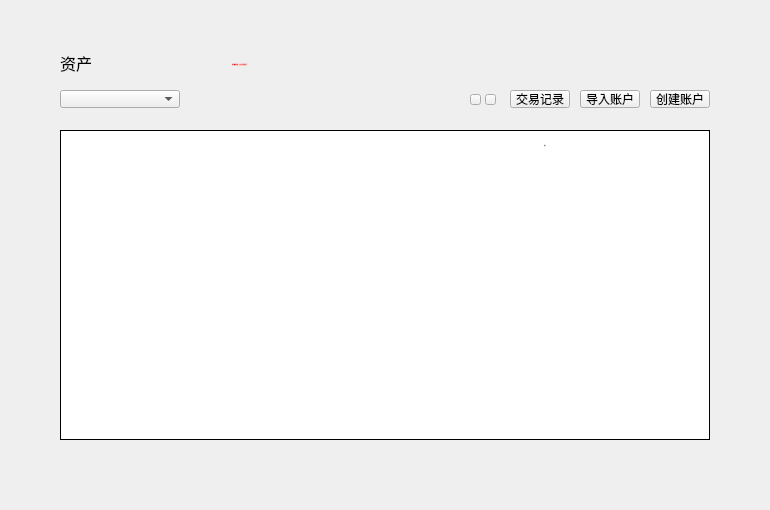
Qt form LNKWallet/mainpage.ui (HcashOrg/hx-indicator) before a commit.
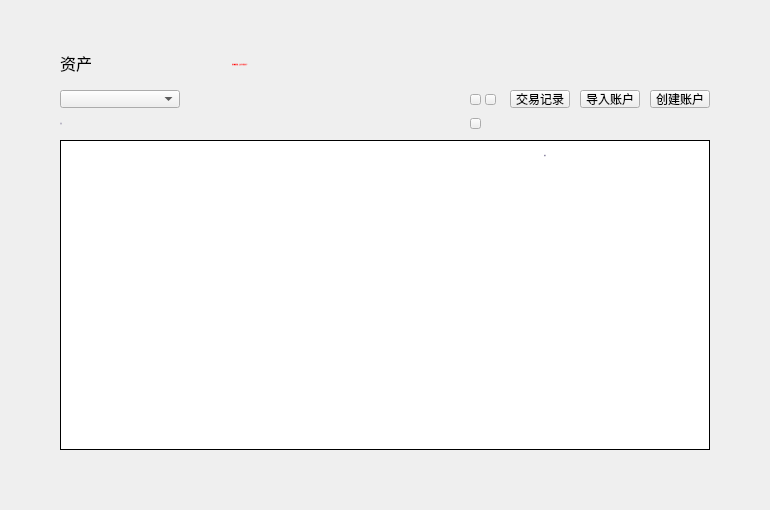
The same form after that commit. Icons and pictures are not drawn.

What changed in the file:
```diff
--- a/LNKWallet/mainpage.ui
+++ b/LNKWallet/mainpage.ui
@@ -82,7 +82,7 @@
    <property name="geometry">
     <rect>
      <x>60</x>
-     <y>130</y>
+     <y>140</y>
      <width>650</width>
      <height>310</height>
     </rect>
@@ -271,9 +271,9 @@
   <widget class="QLabel" name="addressLabel">
    <property name="geometry">
     <rect>
-     <x>200</x>
+     <x>190</x>
      <y>90</y>
-     <width>260</width>
+     <width>270</width>
      <height>18</height>
     </rect>
    </property>
@@ -296,6 +296,9 @@
    <property name="scaledContents">
     <bool>true</bool>
    </property>
+   <property name="alignment">
+    <set>Qt::AlignRight|Qt::AlignTrailing|Qt::AlignVCenter</set>
+   </property>
    <property name="textInteractionFlags">
     <set>Qt::TextSelectableByMouse</set>
    </property>
@@ -328,7 +331,7 @@
    <property name="geometry">
     <rect>
      <x>380</x>
-     <y>130</y>
+     <y>140</y>
      <width>330</width>
      <height>30</height>
     </rect>
@@ -423,6 +426,97 @@
     <bool>false</bool>
    </property>
   </widget>
+  <widget class="QLabel" name="pubKeyLabel">
+   <property name="geometry">
+    <rect>
+     <x>110</x>
+     <y>114</y>
+     <width>350</width>
+     <height>20</height>
+    </rect>
+   </property>
+   <property name="font">
+    <font>
+     <family>微软雅黑</family>
+     <pointsize>-1</pointsize>
+     <weight>50</weight>
+     <italic>false</italic>
+     <bold>false</bold>
+    </font>
+   </property>
+   <property name="styleSheet">
+    <string notr="true">QLabel{color: rgb(137,129,161);font: 11px &quot;微软雅黑&quot;;}
+</string>
+   </property>
+   <property name="text">
+    <string/>
+   </property>
+   <property name="scaledContents">
+    <bool>true</bool>
+   </property>
+   <property name="alignment">
+    <set>Qt::AlignRight|Qt::AlignTrailing|Qt::AlignVCenter</set>
+   </property>
+   <property name="textInteractionFlags">
+    <set>Qt::TextSelectableByMouse</set>
+   </property>
+  </widget>
+  <widget class="QToolButton" name="copyBtn2">
+   <property name="geometry">
+    <rect>
+     <x>470</x>
+     <y>118</y>
+     <width>11</width>
+     <height>11</height>
+    </rect>
+   </property>
+   <property name="font">
+    <font>
+     <family>微软雅黑</family>
+    </font>
+   </property>
+   <property name="cursor">
+    <cursorShape>PointingHandCursor</cursorShape>
+   </property>
+   <property name="focusPolicy">
+    <enum>Qt::NoFocus</enum>
+   </property>
+   <property name="text">
+    <string/>
+   </property>
+  </widget>
+  <widget class="QLabel" name="pubKeyLabel_2">
+   <property name="geometry">
+    <rect>
+     <x>60</x>
+     <y>114</y>
+     <width>50</width>
+     <height>20</height>
+    </rect>
+   </property>
+   <property name="font">
+    <font>
+     <family>微软雅黑</family>
+     <pointsize>-1</pointsize>
+     <weight>50</weight>
+     <italic>false</italic>
+     <bold>false</bold>
+    </font>
+   </property>
+   <property name="styleSheet">
+    <string notr="true">QLabel{color: rgb(137,129,161);font: 11px &quot;微软雅黑&quot;;}
+</string>
+   </property>
+   <property name="text">
+    <string>公钥</string>
+   </property>
+   <property name="scaledContents">
+    <bool>true</bool>
+   </property>
+   <property name="textInteractionFlags">
+    <set>Qt::TextSelectableByMouse</set>
+   </property>
+  </widget>
   <zorder>addressLabel</zorder>
   <zorder>title_label</zorder>
   <zorder>addAccountBtn</zorder>
```
Left out of the diff: 3 changed lines with no effect on the pictures.
